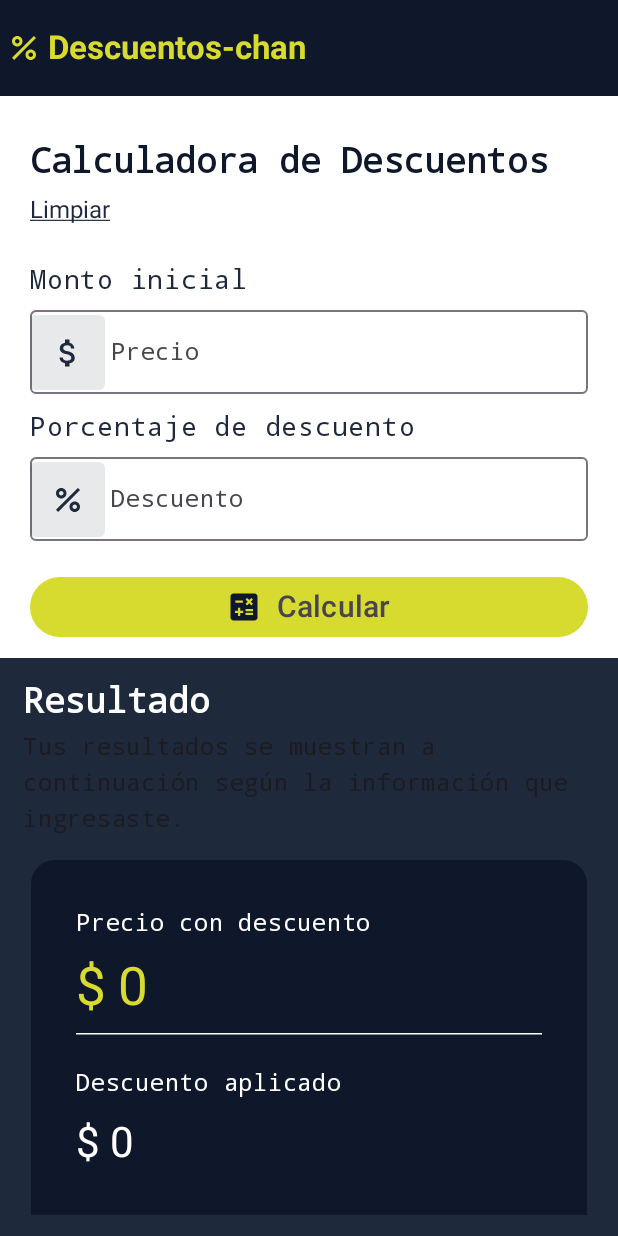
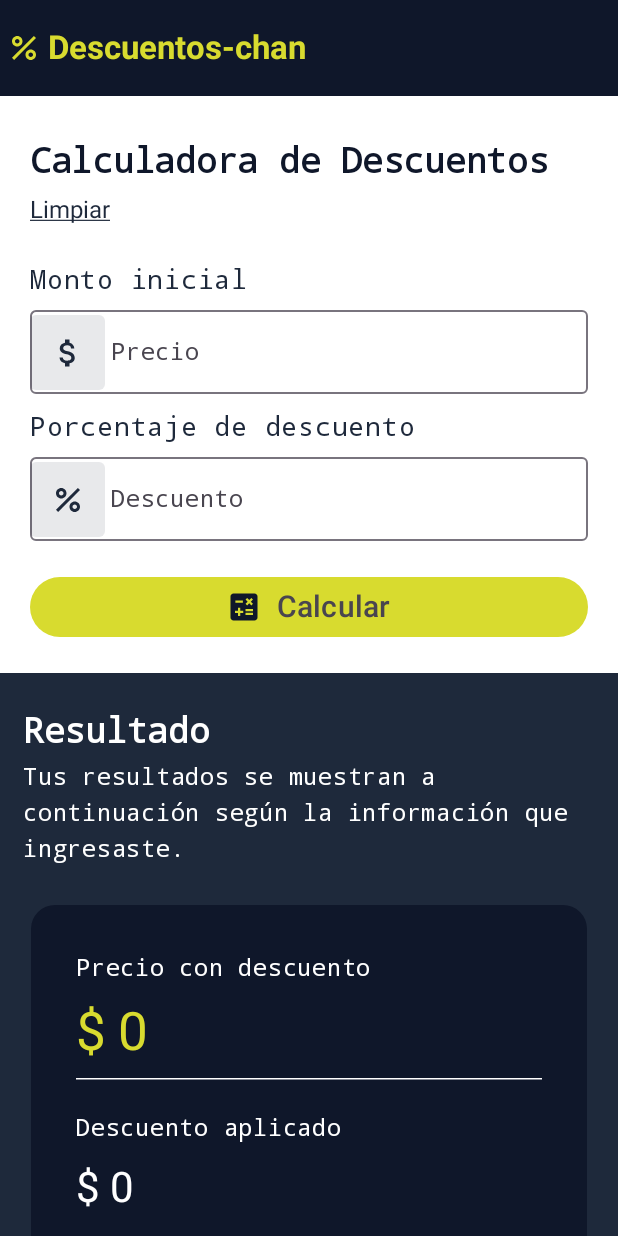
Before and after one commit to JulSarmiento/discount-calculator-app, an Android app built with Jetpack Compose: the screen it shows after launch (MainActivity), on a phone screen of 412 x 824 dp. Run offline under Robolectric (Android 15) with nearby library versions, the phone set to English and light mode, and no system bars.

Commit message:
lloranding: me ataca un espacio al final

```diff
--- a/app/build.gradle.kts
+++ b/app/build.gradle.kts
@@ -48,6 +48,7 @@ dependencies {
   implementation(libs.androidx.material3)
   implementation(libs.androidx.material.icons.extended)
   implementation(libs.androidx.appcompat)
+  implementation(libs.androidx.compose.foundation)
   testImplementation(libs.junit)
   androidTestImplementation(libs.androidx.junit)
   androidTestImplementation(libs.androidx.espresso.core)
--- a/app/src/main/java/com/julhdev/discountcalculator/components/CardComponents.kt
+++ b/app/src/main/java/com/julhdev/discountcalculator/components/CardComponents.kt
@@ -3,6 +3,7 @@ package com.julhdev.discountcalculator.components
 import androidx.compose.foundation.layout.Arrangement
 import androidx.compose.foundation.layout.Column
 import androidx.compose.foundation.layout.fillMaxSize
+import androidx.compose.foundation.layout.fillMaxWidth
 import androidx.compose.foundation.layout.padding
 import androidx.compose.foundation.shape.RoundedCornerShape
 import androidx.compose.material3.Card
@@ -40,7 +41,7 @@ fun MainCard(
     Column(
       verticalArrangement = Arrangement.Center,
       modifier = Modifier
-        .fillMaxSize()
+        .fillMaxWidth()
         .padding(30.dp),
     ) {
       Text(
--- a/app/src/main/java/com/julhdev/discountcalculator/ui/theme/Theme.kt
+++ b/app/src/main/java/com/julhdev/discountcalculator/ui/theme/Theme.kt
@@ -17,6 +17,7 @@ private val DarkColorScheme = darkColorScheme(
   secondary = Secondary,
   tertiary = Secondary70,
   background = Background,
+  surface = Background,
   error = Error
 )
 
@@ -26,6 +27,7 @@ private val LightColorScheme = lightColorScheme(
   secondary = Secondary,
   tertiary = Secondary70,
   background = Background,
+  surface = Background,
   error = Error
 )
 
--- a/app/src/main/java/com/julhdev/discountcalculator/views/HomeView.kt
+++ b/app/src/main/java/com/julhdev/discountcalculator/views/HomeView.kt
@@ -5,14 +5,14 @@ import androidx.compose.foundation.layout.Arrangement
 import androidx.compose.foundation.layout.Box
 import androidx.compose.foundation.layout.Column
 import androidx.compose.foundation.layout.PaddingValues
+import androidx.compose.foundation.layout.WindowInsets
 import androidx.compose.foundation.layout.fillMaxSize
 import androidx.compose.foundation.layout.fillMaxWidth
 import androidx.compose.foundation.layout.padding
 import androidx.compose.foundation.layout.wrapContentHeight
-import androidx.compose.foundation.verticalScroll
+import androidx.compose.foundation.lazy.LazyColumn
 import androidx.compose.material.icons.Icons
 import androidx.compose.material.icons.filled.Percent
-import androidx.compose.foundation.rememberScrollState
 import androidx.compose.material3.ExperimentalMaterial3Api
 import androidx.compose.material3.Icon
 import androidx.compose.material3.MaterialTheme
@@ -41,6 +41,7 @@ import com.julhdev.discountcalculator.utils.sanitizePercent
 @Composable
 fun HomeView(viewModel: CalculateViewModel1) {
   Scaffold(
+    modifier = Modifier,
     topBar = {
       TopAppBar(
         title = { Text(text = "Descuentos-chan", fontWeight = FontWeight.Bold) },
@@ -64,58 +65,42 @@ fun HomeView(viewModel: CalculateViewModel1) {
 
 @Composable
 fun ContentHomeView(paddingValues: PaddingValues, viewModel: CalculateViewModel1 ) {
-  val verticalState = rememberScrollState()
   val focusManager = LocalFocusManager.current
   val state = viewModel.state
 
-   Column(
+  LazyColumn(
     modifier = Modifier
-       .fillMaxSize()
-       .wrapContentHeight()
+      .fillMaxWidth()
       .background(MaterialTheme.colorScheme.background)
-       .verticalScroll(verticalState),
+      .padding(paddingValues),
     verticalArrangement = Arrangement.Top,
     horizontalAlignment = Alignment.CenterHorizontally,
-
   ) {
+    item {
       Column(
         modifier = Modifier
           .fillMaxWidth()
-         .padding(paddingValues)
-         .padding(vertical = 10.dp)
-         .padding(horizontal = 20.dp),
-
+          .padding(20.dp)
       ) {
-       SpaceHeight(20.dp)
-       Column {
-         TitleVew(
-           name = "Calculadora de Descuentos"
-         )
+        SpaceHeight(10.dp)
+        TitleVew(name = "Calculadora de Descuentos")
         SpaceHeight(10.dp)
         OutlineBtn(
           text = "Limpiar",
-           onClick = {
-              viewModel.reset()
-           }
+          onClick = { viewModel.reset() }
         )
-       }
         SpaceHeight(25.dp)
-       Column {
-         SubTitle(
-           text = "Monto inicial"
-         )
+        SubTitle(text = "Monto inicial")
         MainTextField(
           value = state.price,
           onValueChange = { viewModel.onValue(it, "price") },
           label = "Precio"
         )
         SpaceHeight(10.dp)
-         SubTitle(
-           text = "Porcentaje de descuento"
-         )
+        SubTitle(text = "Porcentaje de descuento")
         MainTextField(
           value = state.discount,
-           onValueChange = {  input ->
+          onValueChange = { input ->
             val sanitized = sanitizePercent(input)
             viewModel.onValue(sanitized, "discount")
           },
@@ -142,11 +127,13 @@ fun ContentHomeView(paddingValues: PaddingValues, viewModel: CalculateViewModel1
         }
       }
     }
+    item {
       Column(
         modifier = Modifier
           .background(MaterialTheme.colorScheme.tertiary)
-         .fillMaxSize()
-         .padding( 15.dp),
+          .fillMaxWidth()
+          .padding(vertical = 25.dp)
+          .padding(horizontal = 15.dp)
       ) {
         TitleVew(
           name = "Resultado",
@@ -154,20 +141,22 @@ fun ContentHomeView(paddingValues: PaddingValues, viewModel: CalculateViewModel1
         )
         SpaceHeight(5.dp)
         Text(
-          text = "Tus resultados se muestran a continuación según la información que ingresaste."
+          text = "Tus resultados se muestran a continuación según la información que ingresaste.",
+          color = MaterialTheme.colorScheme.background
         )
-       SpaceHeight(10.dp)
-       Box(
-       ){
+        SpaceHeight(20.dp)
+        Box {
           MainCard(
             discountedPrice = state.discountedPrice,
             discountedAmmout = state.discountAmount,
             modifier = Modifier
-             .fillMaxSize()
+              .fillMaxWidth()
+              .wrapContentHeight()
               .padding(5.dp)
           )
         }
-       SpaceHeight(20.dp)
       }
     }
   }
+  SpaceHeight(40.dp)
+}
--- a/gradle/libs.versions.toml
+++ b/gradle/libs.versions.toml
@@ -9,6 +9,7 @@ lifecycleRuntimeKtx = "2.9.3"
 activityCompose = "1.10.1"
 composeBom = "2024.09.00"
 appcompat = "1.7.1"
+foundation = "1.9.0"
 
 [libraries]
 androidx-core-ktx = { group = "androidx.core", name = "core-ktx", version.ref = "coreKtx" }
@@ -27,6 +28,7 @@ androidx-ui-test-junit4 = { group = "androidx.compose.ui", name = "ui-test-junit
 androidx-material3 = { group = "androidx.compose.material3", name = "material3" }
 androidx-material-icons-extended = {  group = "androidx.compose.material", name = "material-icons-extended"}
 androidx-appcompat = { group = "androidx.appcompat", name = "appcompat", version.ref = "appcompat" }
+androidx-compose-foundation = { group = "androidx.compose.foundation", name = "foundation", version.ref = "foundation" }
 
 
 [plugins]
```
Also changed, not shown: 2 other files. Lines whose indentation alone changed are shown as unchanged.
